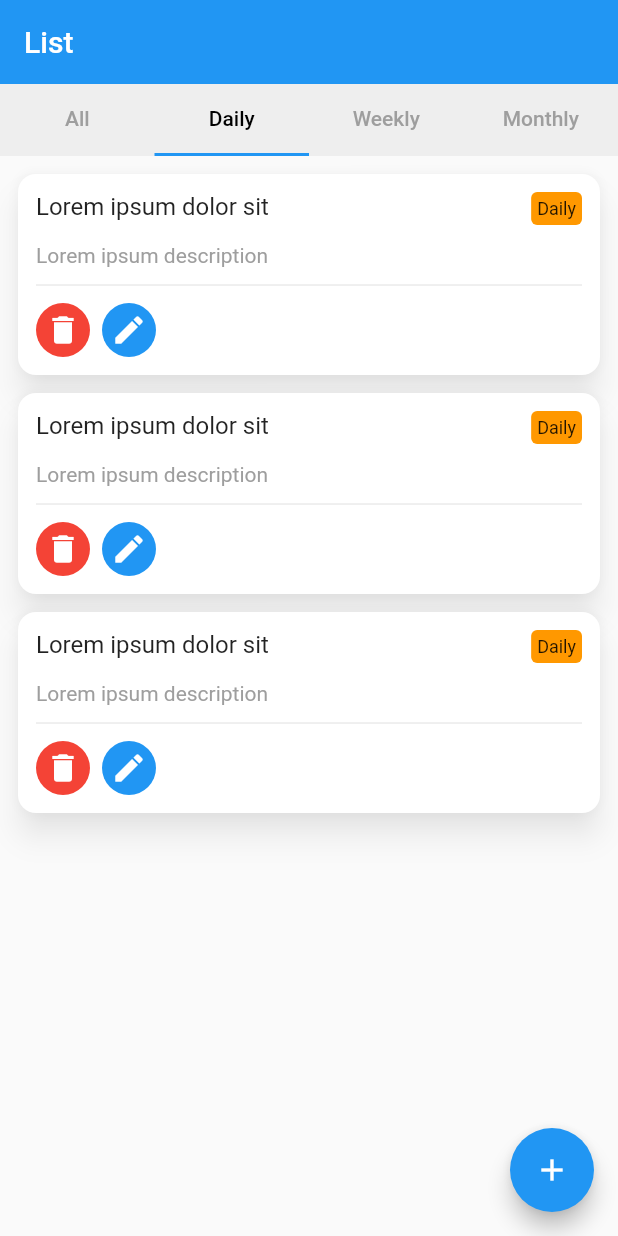
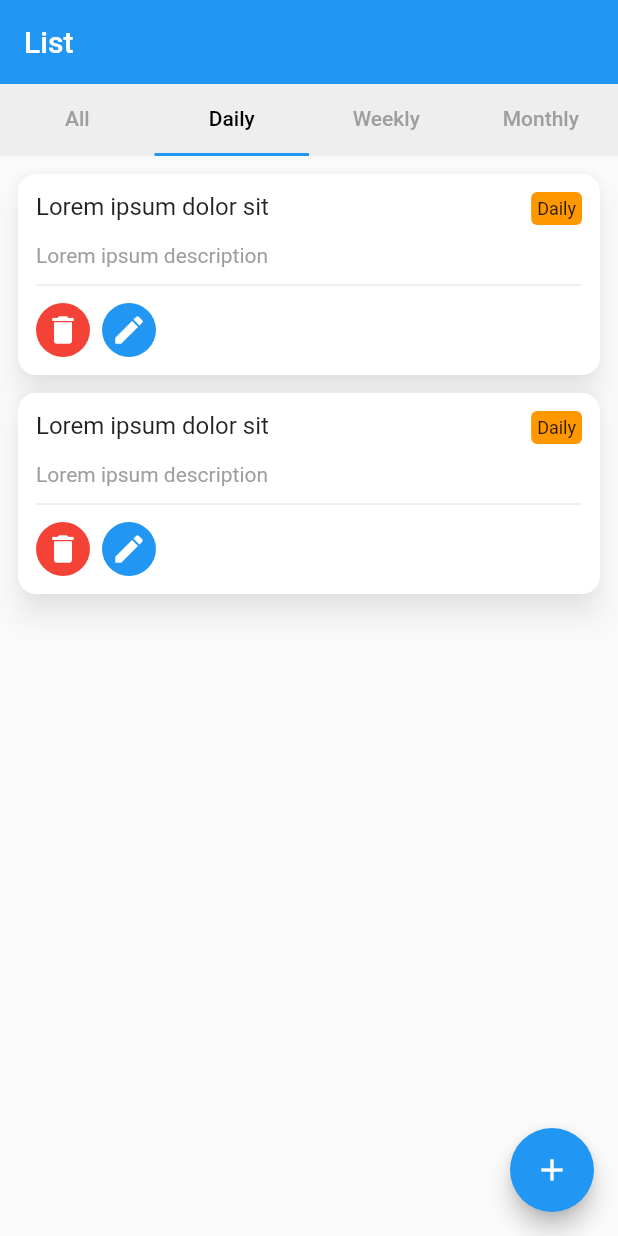
Before and after one commit to right7ctrl/taskmgr, a Flutter app: the screen it shows after launch, tab 2 chosen, after a tap on the "delete" icon, on a phone screen of 412 x 824 dp. Run offline on Flutter 3.47's test engine with Material 2 defaults, Android fonts, the phone set to English and light mode, and no system bars.

Commit message:
add removeItem function & comment lines to list_provider, create add_task.dart

```diff
--- a/lib/model/list/list_item_model.dart
+++ b/lib/model/list/list_item_model.dart
@@ -2,12 +2,13 @@ import 'package:task_manager/core/constants/enums.dart';
 import 'package:task_manager/core/utils/functions.dart';
 
 class ListItemModel {
+  final int id;
   final String title;
   final String description;
   final TaskPeriod period;
   final TaskStatus status;
 
-  ListItemModel({this.title, this.description, this.period, this.status});
+  ListItemModel({this.id, this.title, this.description, this.period, this.status});
 
   String get stringPeriod => getStringPeriod(this.period);
 }
--- a/lib/provider/list/list_provider.dart
+++ b/lib/provider/list/list_provider.dart
@@ -7,26 +7,39 @@ class ListProvider with ChangeNotifier {
   TaskPeriod taskPeriod;
 
   List<ListItemModel> _items = [
-    ListItemModel(title: 'Lorem ipsum dolor sit', description: 'Lorem ipsum description', period: TaskPeriod.DAILY, status: TaskStatus.DONE),
-    ListItemModel(title: 'Lorem ipsum dolor sit', description: 'Lorem ipsum description', period: TaskPeriod.WEEKLY, status: TaskStatus.DONE),
-    ListItemModel(title: 'Lorem ipsum dolor sit', description: 'Lorem ipsum description', period: TaskPeriod.MONTHLY, status: TaskStatus.DONE),
-    ListItemModel(title: 'Lorem ipsum dolor sit', description: 'Lorem ipsum description', period: TaskPeriod.WEEKLY, status: TaskStatus.DONE),
-    ListItemModel(title: 'Lorem ipsum dolor sit', description: 'Lorem ipsum description', period: TaskPeriod.DAILY, status: TaskStatus.DONE),
-    ListItemModel(title: 'Lorem ipsum dolor sit', description: 'Lorem ipsum description', period: TaskPeriod.DAILY, status: TaskStatus.DONE),
+    ListItemModel(id: 0, title: 'Lorem ipsum dolor sit', description: 'Lorem ipsum description', period: TaskPeriod.DAILY, status: TaskStatus.DONE),
+    ListItemModel(id: 1, title: 'Lorem ipsum dolor sit', description: 'Lorem ipsum description', period: TaskPeriod.WEEKLY, status: TaskStatus.DONE),
+    ListItemModel(id: 2, title: 'Lorem ipsum dolor sit', description: 'Lorem ipsum description', period: TaskPeriod.MONTHLY, status: TaskStatus.DONE),
+    ListItemModel(id: 3, title: 'Lorem ipsum dolor sit', description: 'Lorem ipsum description', period: TaskPeriod.WEEKLY, status: TaskStatus.DONE),
+    ListItemModel(id: 4, title: 'Lorem ipsum dolor sit', description: 'Lorem ipsum description', period: TaskPeriod.DAILY, status: TaskStatus.DONE),
+    ListItemModel(id: 5, title: 'Lorem ipsum dolor sit', description: 'Lorem ipsum description', period: TaskPeriod.DAILY, status: TaskStatus.DONE),
   ];
 
   List<ListItemModel> get items {
-    _items ??= [];
-    if (taskPeriod == null) return _items;
-    return _items.where((element) => element.period == taskPeriod).toList();
+    _items ??= <ListItemModel>[];
+
+    /// if [taskPeriod] is null, that means user on the All Tab and should return all of [_items] with no filter.
+    if (taskPeriod == null) return _items.reversed.toList();
+
+    /// return items where [period] == [taskPeriod]
+    return _items?.where((element) => element.period == taskPeriod)?.toList()?.reversed?.toList() ?? <ListItemModel>[];
   }
 
-  /// should return the correct value while [ListView] needs it, even [_items] filtered by their periods
+  /// should return the correct value while [ListView] needs it, even [_items] filtered by their periods.
   int get itemsLength => items?.length ?? 0;
 
+  /// set [taskPeriod] on tab change
   set setPeriod(TaskPeriod period) {
+    /// if [period] is already equal to [taskPeriod] should not update state again.
     if (period == taskPeriod) return;
     taskPeriod = period;
     notifyListeners();
   }
+
+  /// take [ListItemModel.id] as parameter to remove the task
+  void removeItem(int id) {
+    if (_items?.elementAt(id) == null) return;
+    _items.removeAt(id);
+    notifyListeners();
+  }
 }
--- a/lib/widget/list/list_item.dart
+++ b/lib/widget/list/list_item.dart
@@ -1,6 +1,8 @@
 import 'package:flutter/material.dart';
 import 'package:task_manager/model/list/list_item_model.dart';
+import 'package:task_manager/provider/list/list_provider.dart';
 import 'package:task_manager/widget/list/list_item_action.dart';
+import 'package:provider/provider.dart';
 
 class ListItem extends StatelessWidget {
   final ListItemModel data;
@@ -9,6 +11,7 @@ class ListItem extends StatelessWidget {
 
   @override
   Widget build(BuildContext context) {
+    final listItemProvider = context.watch<ListProvider>();
     return Material(
       elevation: 8,
       color: Colors.white,
@@ -56,8 +59,18 @@ class ListItem extends StatelessWidget {
                 Expanded(
                   child: Row(
                     children: [
-                      ListItemAction(onTap: () {}, icon: Icons.delete, marginRight: 8),
-                      ListItemAction(onTap: () {}, icon: Icons.edit, marginRight: 8, bgColor: Colors.blue),
+                      ///Delete todo
+                      ListItemAction(
+                        onTap: () => listItemProvider.removeItem(data.id),
+                        icon: Icons.delete,
+                        marginRight: 8,
+                      ),
+                      ListItemAction(
+                        onTap: () => {},
+                        icon: Icons.edit,
+                        marginRight: 8,
+                        bgColor: Colors.blue,
+                      ),
                     ],
                   ),
                 ),
```
Also changed, not shown: lib/view/add/add_task.dart (added).
